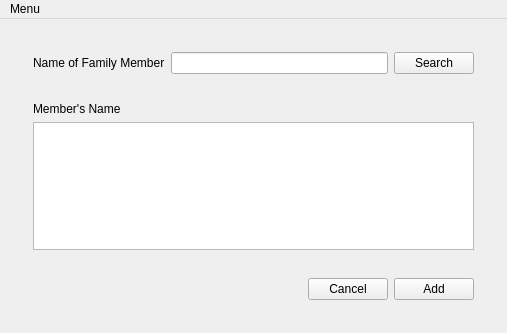
First picture: the form in gui/add_family.ui, repository BoraYang/onnuri, before the edit.
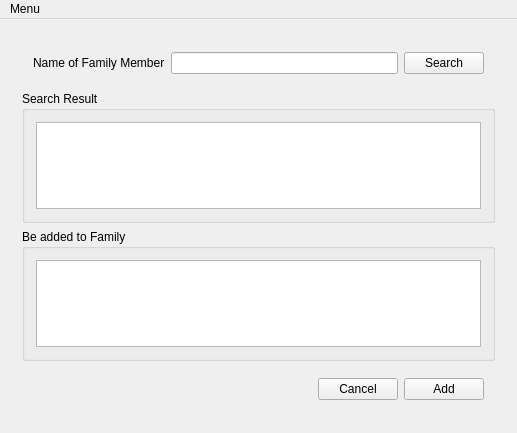
Second picture: the form after the edit.

What changed in the file:
```diff
--- a/gui/add_family.ui
+++ b/gui/add_family.ui
@@ -6,8 +6,8 @@
    <rect>
     <x>0</x>
     <y>0</y>
-    <width>507</width>
-    <height>333</height>
+    <width>517</width>
+    <height>433</height>
    </rect>
   </property>
   <property name="windowTitle">
@@ -60,23 +60,25 @@
         </widget>
        </item>
        <item>
-        <widget class="QFrame" name="frame_4">
-         <property name="frameShape">
-          <enum>QFrame::NoFrame</enum>
+        <widget class="QGroupBox" name="groupBox">
+         <property name="title">
+          <string>Search Result</string>
          </property>
-         <property name="frameShadow">
-          <enum>QFrame::Raised</enum>
-         </property>
-         <layout class="QVBoxLayout" name="verticalLayout_3">
+         <layout class="QHBoxLayout" name="horizontalLayout_3">
           <item>
-           <widget class="QLabel" name="lbl_name">
-            <property name="text">
-             <string>Member's Name</string>
-            </property>
-           </widget>
+           <widget class="QListWidget" name="lv_search_result"/>
           </item>
+         </layout>
+        </widget>
+       </item>
+       <item>
+        <widget class="QGroupBox" name="groupBox_2">
+         <property name="title">
+          <string>Be added to Family</string>
+         </property>
+         <layout class="QHBoxLayout" name="horizontalLayout_4">
           <item>
-           <widget class="QTableView" name="tv_list"/>
+           <widget class="QListWidget" name="lv_be_added_family"/>
           </item>
          </layout>
         </widget>
@@ -130,7 +132,7 @@
     <rect>
      <x>0</x>
      <y>0</y>
-     <width>507</width>
+     <width>517</width>
      <height>22</height>
     </rect>
    </property>
```
Left out of the diff: 4 changed lines with no effect on the pictures.
